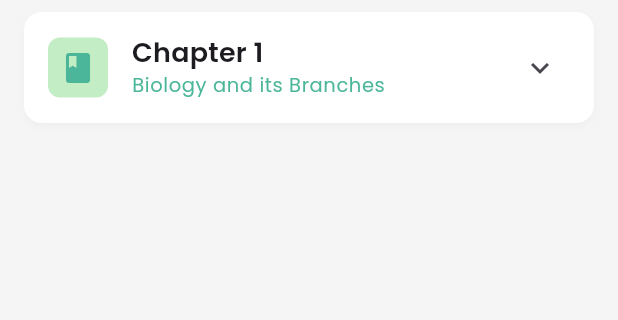
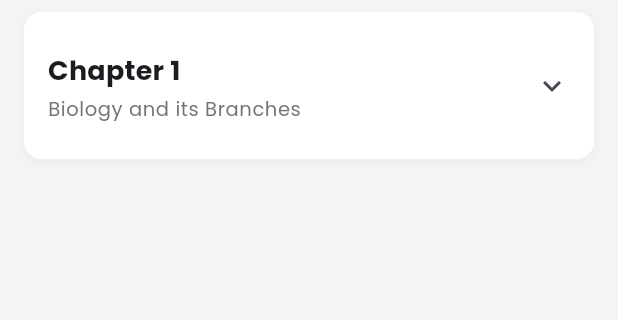
Before and after one commit to NasirBhotta/brainbee, a Flutter app: the BbChapterSectionsScreen screen opened by its route, on a phone screen of 412 x 824 dp, the part 84-404 px from its top. Run offline on Flutter 3.47's test engine with Material 3 defaults, Android fonts, the phone set to English and light mode, and no system bars; our stand-ins replace bloc, cached_network_image, dio, equatable, file_picker, flutter_bloc and 12 more; accounts and stored records are empty; network calls fail.

Commit message:
made some chages

```diff
--- a/brainbee/lib/core/widgets/quiz generation/bb_chapter_card.dart
+++ b/brainbee/lib/core/widgets/quiz generation/bb_chapter_card.dart
@@ -16,13 +16,12 @@ class BbChapterCard extends StatelessWidget {
     this.onItemTap,
   });
 
-  // Factory constructor to maintain compatibility with existing Chapter model
   factory BbChapterCard.fromChapter({
-    required dynamic chapter, // Your existing Chapter model
+    required Chapter chapter, // Your existing Chapter model
     required void Function(Topic topic) onTopicTap,
   }) {
     return BbChapterCard(
-      chapterTitle: chapter.chapter.toString(),
+      chapterTitle: "Chapter No ${chapter.chapter}",
       subtitle: "Read More...",
       items:
           chapter.topics
@@ -66,67 +65,117 @@ class BbChapterCard extends StatelessWidget {
 
   @override
   Widget build(BuildContext context) {
-    return Container(
-      margin: const EdgeInsets.symmetric(horizontal: 16, vertical: 8),
+    return Padding(
+      padding: const EdgeInsets.symmetric(horizontal: 16, vertical: 8),
+      child: Container(
         decoration: BoxDecoration(
-        color: Colors.white,
+          color: BBColors.white,
           borderRadius: BorderRadius.circular(12),
           boxShadow: [
             BoxShadow(
-            color: Colors.grey.shade200,
-            blurRadius: 4,
+              color: Colors.grey.withOpacity(0.1),
+              spreadRadius: 1,
+              blurRadius: 8,
               offset: const Offset(0, 2),
             ),
           ],
         ),
+        child: ClipRRect(
+          borderRadius: BorderRadius.circular(12),
           child: ExpansionTile(
-        shape: const Border(top: BorderSide.none, bottom: BorderSide.none),
-        leading: Container(
-          padding: const EdgeInsets.all(8),
+            shape: const Border(),
+            tilePadding: const EdgeInsets.all(16),
+            childrenPadding: EdgeInsets.zero,
+            backgroundColor: BBColors.white,
+            collapsedBackgroundColor: BBColors.white,
+            title: Row(
+              children: [
+                Expanded(
+                  child: Column(
+                    crossAxisAlignment: CrossAxisAlignment.start,
+                    children: [
+                      Text(
+                        chapterTitle,
+                        style: Theme.of(context).textTheme.titleMedium
+                            ?.copyWith(fontWeight: FontWeight.bold),
+                      ),
+                      const SizedBox(height: 4),
+                      Text(
+                        subtitle,
+                        style: Theme.of(context).textTheme.bodySmall?.copyWith(
+                          color: Colors.grey.shade600,
+                        ),
+                      ),
+                    ],
+                  ),
+                ),
+              ],
+            ),
+            trailing: const Icon(Icons.keyboard_arrow_down),
+            children: [
+              Container(
                 decoration: BoxDecoration(
-            color: BBColors.primaryColor.withValues(alpha: 0.5),
+                  color: Colors.grey[50],
+                  borderRadius: const BorderRadius.only(
+                    bottomLeft: Radius.circular(12),
+                    bottomRight: Radius.circular(12),
+                  ),
+                ),
+                padding: const EdgeInsets.symmetric(vertical: 8),
+                child: Column(
+                  children:
+                      items.map((item) {
+                        return Padding(
+                          padding: const EdgeInsets.symmetric(
+                            horizontal: 12,
+                            vertical: 4,
+                          ),
+                          child: Container(
+                            decoration: BoxDecoration(
+                              color: Colors.white,
                               borderRadius: BorderRadius.circular(8),
                             ),
-          child: Icon(
-            Icons.book,
-            color: BBColors.secondaryColor.withValues(alpha: 1),
-            size: 24,
+                            child: ListTile(
+                              contentPadding: const EdgeInsets.symmetric(
+                                horizontal: 12,
+                                vertical: 4,
+                              ),
+                              leading: CircleAvatar(
+                                radius: 18,
+                                backgroundColor:
+                                    item.iconBackgroundColor ??
+                                    BBColors.primaryColor.withOpacity(0.1),
+                                child:
+                                    item.icon ??
+                                    Icon(
+                                      Icons.topic_outlined,
+                                      color: BBColors.primaryColor,
+                                      size: 18,
                                     ),
                               ),
                               title: Text(
-          chapterTitle,
-          style: Theme.of(
-            context,
-          ).textTheme.titleMedium?.copyWith(fontWeight: FontWeight.w600),
+                                item.title,
+                                style: Theme.of(context).textTheme.bodyMedium
+                                    ?.copyWith(fontWeight: FontWeight.w500),
                               ),
-        subtitle: Text(
-          subtitle,
-          style: Theme.of(
-            context,
-          ).textTheme.bodySmall?.copyWith(color: BBColors.secondaryColor),
+                              trailing: Icon(
+                                Icons.arrow_forward_ios,
+                                size: 14,
+                                color: Colors.grey.shade400,
                               ),
-        children:
-            items.map((item) {
-              return ListTile(
-                style: ListTileStyle.drawer,
-                leading: CircleAvatar(
-                  radius: 16,
-                  backgroundColor: item.iconBackgroundColor ?? Colors.grey,
-                  child:
-                      item.icon ??
-                      const Text(
-                        "?",
-                        style: TextStyle(
-                          color: Colors.white,
-                          fontSize: 12,
-                          fontWeight: FontWeight.bold,
+                              onTap:
+                                  onItemTap != null
+                                      ? () => onItemTap!(item)
+                                      : null,
                             ),
                           ),
-                ),
-                title: Text(item.title),
-                onTap: onItemTap != null ? () => onItemTap!(item) : null,
                         );
                       }).toList(),
+                ),
+              ),
+            ],
+          ),
+        ),
       ),
     );
   }
@@ -150,15 +199,8 @@ class BbChapterItem {
   factory BbChapterItem.fromTopic(dynamic topic) {
     return BbChapterItem(
       title: topic.topic, // Assuming topic has a 'topic' property
-      icon: const Text(
-        "?",
-        style: TextStyle(
-          color: Colors.white,
-          fontSize: 12,
-          fontWeight: FontWeight.bold,
-        ),
-      ),
-      iconBackgroundColor: Colors.grey,
+      icon: Icon(Icons.topic_outlined, color: BBColors.primaryColor, size: 18),
+      iconBackgroundColor: BBColors.primaryColor.withOpacity(0.1),
       data: topic,
     );
   }
@@ -167,8 +209,12 @@ class BbChapterItem {
   factory BbChapterItem.fromSection(Map<String, dynamic> section) {
     return BbChapterItem(
       title: section['section_title'] ?? 'Unknown Section',
-      icon: const Text("📖", style: TextStyle(fontSize: 12)),
-      iconBackgroundColor: Colors.grey,
+      icon: Icon(
+        Icons.menu_book_rounded,
+        color: BBColors.primaryColor,
+        size: 18,
+      ),
+      iconBackgroundColor: BBColors.primaryColor.withOpacity(0.1),
       data: section,
     );
   }
--- a/brainbee/lib/presentation/views/learn/flashcards/bb_specific_chapter_selection.dart
+++ b/brainbee/lib/presentation/views/learn/flashcards/bb_specific_chapter_selection.dart
@@ -121,6 +121,7 @@ class _BbSpecificBookFlashcardSelectionState
         slivers: [
           SliverAppBar(
             pinned: true,
+            backgroundColor: BBColors.white,
             centerTitle: true,
             title: Text("${widget.subject} Flashcards"),
             leading: IconButton(
```
Also changed, not shown: brainbee/lib/presentation/views/home/quizzes/UI/bb_quizzes_list.dart (+71 -10 lines). Lines whose indentation alone changed are shown as unchanged.
